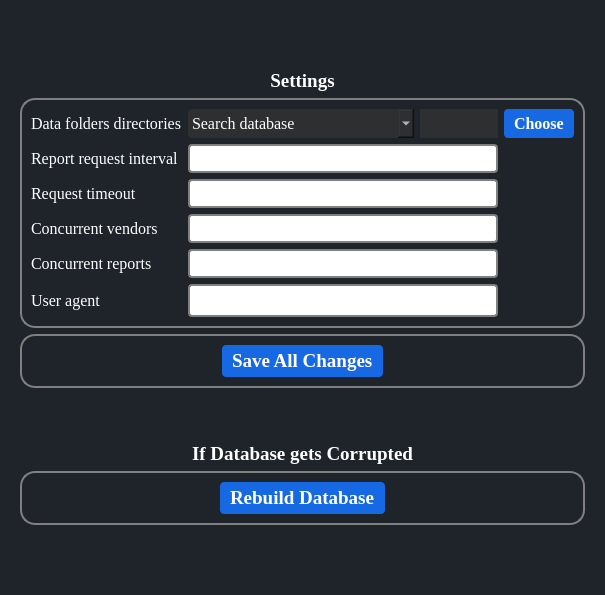
Above: COUNTER-Release-5.1-main/ui/Settingtab.ui from abhishekvatsAV/Shree_Gommat_Tech before the change. Below: the same form after it.
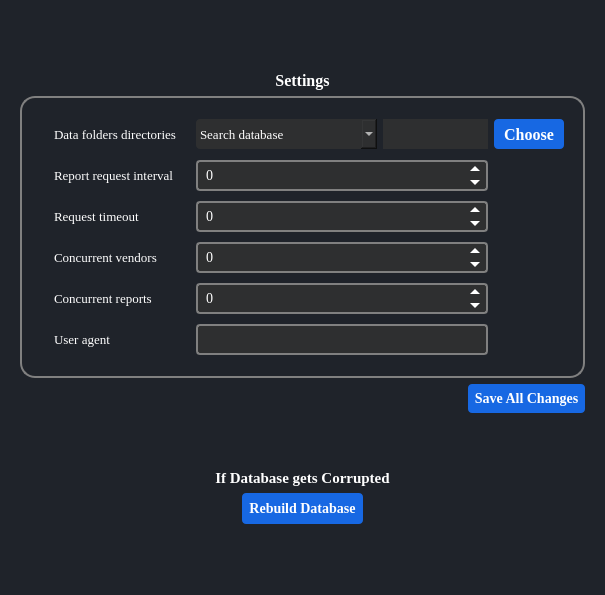
That is the form after the change. Icons and pictures are not drawn.

Diff of the .ui file:
```diff
--- a/COUNTER-Release-5.1-main/ui/Settingtab.ui
+++ b/COUNTER-Release-5.1-main/ui/Settingtab.ui
@@ -49,113 +49,53 @@
    <item row="0" column="0">
     <widget class="QWidget" name="centralwidget" native="true">
      <layout class="QGridLayout" name="gridLayout_7">
-      <item row="5" column="0">
+      <item row="1" column="0">
+       <widget class="QLabel" name="label">
+        <property name="font">
+         <font>
+          <family>Georgia</family>
+          <pointsize>-1</pointsize>
+          <bold>true</bold>
+         </font>
+        </property>
+        <property name="styleSheet">
+         <string notr="true">font-size: 16px;</string>
+        </property>
+        <property name="text">
+         <string>&lt;html&gt;&lt;head/&gt;&lt;body&gt;&lt;p align=&quot;center&quot;&gt;Settings&lt;/p&gt;&lt;/body&gt;&lt;/html&gt;</string>
+        </property>
+       </widget>
+      </item>
+      <item row="0" column="0">
+       <spacer name="verticalSpacer_3">
+        <property name="orientation">
+         <enum>Qt::Vertical</enum>
+        </property>
+        <property name="sizeHint" stdset="0">
+         <size>
+          <width>20</width>
+          <height>40</height>
+         </size>
+        </property>
+       </spacer>
+      </item>
+      <item row="6" column="0">
        <widget class="QLabel" name="label_9">
         <property name="font">
          <font>
           <family>Georgia</family>
-          <pointsize>14</pointsize>
+          <pointsize>-1</pointsize>
           <bold>true</bold>
          </font>
         </property>
+        <property name="styleSheet">
+         <string notr="true">font-size: 15px;</string>
+        </property>
         <property name="text">
          <string>&lt;html&gt;&lt;head/&gt;&lt;body&gt;&lt;p align=&quot;center&quot;&gt;If Database gets Corrupted&lt;/p&gt;&lt;/body&gt;&lt;/html&gt;</string>
         </property>
        </widget>
       </item>
-      <item row="3" column="0" alignment="Qt::AlignTop">
-       <widget class="QFrame" name="frame_3">
-        <property name="styleSheet">
-         <string notr="true">QFrame{
-    border: 2px solid #000000;
-border-color:grey;
-border-radius:15px;
-}</string>
-        </property>
-        <property name="frameShape">
-         <enum>QFrame::StyledPanel</enum>
-        </property>
-        <property name="frameShadow">
-         <enum>QFrame::Raised</enum>
-        </property>
-        <layout class="QHBoxLayout" name="horizontalLayout">
-         <item>
-          <spacer name="horizontalSpacer">
-           <property name="orientation">
-            <enum>Qt::Horizontal</enum>
-           </property>
-           <property name="sizeHint" stdset="0">
-            <size>
-             <width>40</width>
-             <height>20</height>
-            </size>
-           </property>
-          </spacer>
-         </item>
-         <item>
-          <layout class="QGridLayout" name="gridLayout_6">
-           <item row="0" column="0" alignment="Qt::AlignHCenter|Qt::AlignVCenter">
-            <widget class="QPushButton" name="save_button">
-             <property name="font">
-              <font>
-               <family>Georgia</family>
-               <pointsize>14</pointsize>
-               <italic>false</italic>
-               <bold>true</bold>
-              </font>
-             </property>
-             <property name="toolTip">
-              <string>Save all default and custom changes</string>
-             </property>
-             <property name="styleSheet">
-              <string notr="true">QPushButton {
-    background-color: #1768E3; 
-    color: #FFFFFF;
-	font: bold;
-   border-radius: 4px;
-text: center;
-}
-
-QPushButton:hover{
- background-color: #2095E6;
-cursor: pointer;
-}
-
-</string>
-             </property>
-             <property name="text">
-              <string>Save All Changes</string>
-             </property>
-             <property name="icon">
-              <iconset>
-               <normaloff>../Final Project/COUNTER-Release-5.1/ui/resources/Icons/diskette.png</normaloff>../Final Project/COUNTER-Release-5.1/ui/resources/Icons/diskette.png</iconset>
-             </property>
-             <property name="iconSize">
-              <size>
-               <width>25</width>
-               <height>25</height>
-              </size>
-             </property>
-            </widget>
-           </item>
-          </layout>
-         </item>
-         <item>
-          <spacer name="horizontalSpacer_2">
-           <property name="orientation">
-            <enum>Qt::Horizontal</enum>
-           </property>
-           <property name="sizeHint" stdset="0">
-            <size>
-             <width>40</width>
-             <height>20</height>
-            </size>
-           </property>
-          </spacer>
-         </item>
-        </layout>
-       </widget>
-      </item>
       <item row="2" column="0">
        <widget class="QFrame" name="frame_2">
         <property name="styleSheet">
@@ -163,6 +103,7 @@
     border: 2px solid #000000;
 border-color:grey;
 border-radius:15px;
+padding: 10px;
 }</string>
         </property>
         <property name="frameShape">
@@ -179,14 +120,15 @@
              <property name="font">
               <font>
                <family>Georgia</family>
-               <pointsize>12</pointsize>
+               <pointsize>-1</pointsize>
               </font>
              </property>
              <property name="toolTip">
               <string>The maximum number of reports to work on at the same time. If set too high, the UI might freeze while fetching reports but the fetching process will continue.</string>
              </property>
              <property name="styleSheet">
-              <string notr="true">Border:none;</string>
+              <string notr="true">Border:none;
+font-size: 13px;</string>
              </property>
              <property name="text">
               <string>Concurrent reports</string>
@@ -198,14 +140,15 @@
              <property name="font">
               <font>
                <family>Georgia</family>
-               <pointsize>12</pointsize>
+               <pointsize>-1</pointsize>
               </font>
              </property>
              <property name="toolTip">
               <string>The number of seconds the program will allow a vendor to respond to each report request before cancelling it.</string>
              </property>
              <property name="styleSheet">
-              <string notr="true">Border:none;</string>
+              <string notr="true">Border:none;
+font-size: 13px;</string>
              </property>
              <property name="text">
               <string>Request timeout</string>
@@ -217,14 +160,15 @@
              <property name="font">
               <font>
                <family>Georgia</family>
-               <pointsize>12</pointsize>
+               <pointsize>-1</pointsize>
               </font>
              </property>
              <property name="toolTip">
               <string>The number of seconds the program will wait between sending each report request to a given vendor.</string>
              </property>
              <property name="styleSheet">
-              <string notr="true">Border:none;</string>
+              <string notr="true">Border:none;
+font-size: 13px;</string>
              </property>
              <property name="text">
               <string>Report request interval</string>
@@ -236,14 +180,15 @@
              <property name="font">
               <font>
                <family>Georgia</family>
-               <pointsize>12</pointsize>
+               <pointsize>-1</pointsize>
               </font>
              </property>
              <property name="toolTip">
               <string>Can change if you find the load on your desktop is too high</string>
              </property>
              <property name="styleSheet">
-              <string notr="true">Border:none;</string>
+              <string notr="true">Border:none;
+font-size: 13px;</string>
              </property>
              <property name="text">
               <string>Concurrent vendors</string>
@@ -255,14 +200,15 @@
              <property name="font">
               <font>
                <family>Georgia</family>
-               <pointsize>12</pointsize>
+               <pointsize>-1</pointsize>
               </font>
              </property>
              <property name="toolTip">
               <string>How program identifies itself to the SUSHI servers. Some vendors will reject some particular user agents. Only change this if there is a known problem as it will affect all requests to all vendors. </string>
              </property>
              <property name="styleSheet">
-              <string notr="true">Border:none;</string>
+              <string notr="true">Border:none;
+font-size: 13px;</string>
              </property>
              <property name="text">
               <string>User agent</string>
@@ -274,14 +220,15 @@
              <property name="font">
               <font>
                <family>Georgia</family>
-               <pointsize>12</pointsize>
+               <pointsize>-1</pointsize>
               </font>
              </property>
              <property name="toolTip">
               <string>We can set where to save search database, vendor data file and yearly reports here</string>
              </property>
              <property name="styleSheet">
-              <string notr="true">Border:none;</string>
+              <string notr="true">Border:none;
+font-size: 13px;</string>
              </property>
              <property name="text">
               <string>Data folders directories</string>
@@ -290,18 +237,27 @@
            </item>
            <item row="4" column="1" colspan="3">
             <widget class="QSpinBox" name="concurrent_reports_spin_box">
+             <property name="minimumSize">
+              <size>
+               <width>0</width>
+               <height>30</height>
+              </size>
+             </property>
              <property name="font">
               <font>
                <family>Georgia</family>
-               <pointsize>12</pointsize>
+               <pointsize>-1</pointsize>
               </font>
              </property>
              <property name="styleSheet">
               <string notr="true">QSpinBox {
+background-color: #2E2F30;
     border: 2px solid #808080;
     border-radius: 4px;
     padding-left: 5px;
-padding: 2px;
+	padding: 4px;
+font-size: 14px;
+padding-left: 6px;
 }
 
 QSpinBox::up-button, QSpinBox::down-button {
@@ -340,18 +296,27 @@
            </item>
            <item row="3" column="1" colspan="3">
             <widget class="QSpinBox" name="concurrent_vendors_spin_box">
+             <property name="minimumSize">
+              <size>
+               <width>0</width>
+               <height>30</height>
+              </size>
+             </property>
              <property name="font">
               <font>
                <family>Georgia</family>
-               <pointsize>12</pointsize>
+               <pointsize>-1</pointsize>
               </font>
              </property>
              <property name="styleSheet">
               <string notr="true">QSpinBox {
+background-color: #2E2F30;
     border: 2px solid #808080;
     border-radius: 4px;
     padding-left: 5px;
-padding: 2px;
+	padding: 4px;
+font-size: 14px;
+padding-left: 6px;
 }
 
 QSpinBox::up-button, QSpinBox::down-button {
@@ -390,18 +355,27 @@
            </item>
            <item row="2" column="1" colspan="3">
             <widget class="QSpinBox" name="request_timeout_spin_box">
+             <property name="minimumSize">
+              <size>
+               <width>0</width>
+               <height>30</height>
+              </size>
+             </property>
              <property name="font">
               <font>
                <family>Georgia</family>
-               <pointsize>12</pointsize>
+               <pointsize>-1</pointsize>
               </font>
              </property>
              <property name="styleSheet">
               <string notr="true">QSpinBox {
+background-color: #2E2F30;
     border: 2px solid #808080;
     border-radius: 4px;
     padding-left: 5px;
-padding: 2px;
+	padding: 4px;
+font-size: 14px;
+padding-left: 6px;
 }
 
 QSpinBox::up-button, QSpinBox::down-button {
@@ -440,36 +414,54 @@
            </item>
            <item row="5" column="1" colspan="3">
             <widget class="QLineEdit" name="user_agent_edit">
+             <property name="minimumSize">
+              <size>
+               <width>0</width>
+               <height>30</height>
+              </size>
+             </property>
              <property name="font">
               <font>
                <family>Georgia</family>
-               <pointsize>12</pointsize>
+               <pointsize>-1</pointsize>
               </font>
              </property>
              <property name="styleSheet">
               <string notr="true">QLineEdit {
+background-color: #2E2F30;
     border: 2px solid #808080;
     border-radius: 4px;
     padding-left: 5px;
 	padding: 4px;
+font-size: 14px;
+padding-left: 6px;
 }</string>
              </property>
             </widget>
            </item>
            <item row="1" column="1" colspan="3">
             <widget class="QSpinBox" name="request_interval_spin_box">
+             <property name="minimumSize">
+              <size>
+               <width>0</width>
+               <height>30</height>
+              </size>
+             </property>
              <property name="font">
               <font>
                <family>Georgia</family>
-               <pointsize>12</pointsize>
+               <pointsize>-1</pointsize>
               </font>
              </property>
              <property name="styleSheet">
               <string notr="true">QSpinBox {
+background-color: #2E2F30;
     border: 2px solid #808080;
     border-radius: 4px;
     padding-left: 5px;
-	padding: 2px;
+	padding: 4px;
+font-size: 14px;
+padding-left: 6px;
 }
 
 QSpinBox::up-button, QSpinBox::down-button {
@@ -508,10 +500,16 @@
            </item>
            <item row="0" column="3">
             <widget class="QLineEdit" name="directory_edit">
+             <property name="minimumSize">
+              <size>
+               <width>0</width>
+               <height>30</height>
+              </size>
+             </property>
              <property name="font">
               <font>
                <family>Georgia</family>
-               <pointsize>12</pointsize>
+               <pointsize>-1</pointsize>
               </font>
              </property>
              <property name="styleSheet">
@@ -519,6 +517,8 @@
     color: white; 
 	background-color: #2E2F30;
 	padding: 4px;
+font-size: 13px;
+padding-left: 6px;
 }
 </string>
              </property>
@@ -526,6 +526,12 @@
            </item>
            <item row="0" column="4" alignment="Qt::AlignHCenter|Qt::AlignVCenter">
             <widget class="QPushButton" name="select_directory_button">
+             <property name="minimumSize">
+              <size>
+               <width>0</width>
+               <height>30</height>
+              </size>
+             </property>
              <property name="font">
               <font>
                <family>Georgia</family>
@@ -540,7 +546,7 @@
     color: #FFFFFF;
 	font: bold;
    border-radius: 4px;
-text: center;
+text-align: center;
 }
 
 QPushButton:hover{
@@ -563,10 +569,16 @@
              <property name="enabled">
               <bool>true</bool>
              </property>
+             <property name="minimumSize">
+              <size>
+               <width>0</width>
+               <height>30</height>
+              </size>
+             </property>
              <property name="font">
               <font>
                <family>Georgia</family>
-               <pointsize>12</pointsize>
+               <pointsize>-1</pointsize>
               </font>
              </property>
              <property name="styleSheet">
@@ -576,6 +588,7 @@
 	background-color: #2E2F30;
 border-radius: 4px;
 padding: 4px;
+font-size: 13px;
 }
 
 QComboBox QAbstractItemView {
@@ -622,21 +635,7 @@
         </layout>
        </widget>
       </item>
-      <item row="1" column="0">
-       <widget class="QLabel" name="label">
-        <property name="font">
-         <font>
-          <family>Georgia</family>
-          <pointsize>14</pointsize>
-          <bold>true</bold>
-         </font>
-        </property>
-        <property name="text">
-         <string>&lt;html&gt;&lt;head/&gt;&lt;body&gt;&lt;p align=&quot;center&quot;&gt;Settings&lt;/p&gt;&lt;/body&gt;&lt;/html&gt;</string>
-        </property>
-       </widget>
-      </item>
-      <item row="9" column="0">
+      <item row="10" column="0">
        <spacer name="verticalSpacer">
         <property name="orientation">
          <enum>Qt::Vertical</enum>
@@ -649,100 +648,7 @@
         </property>
        </spacer>
       </item>
-      <item row="8" column="0">
-       <widget class="QFrame" name="frame">
-        <property name="styleSheet">
-         <string notr="true">QFrame{
-    border: 2px solid #000000;
-border-color:grey;
-border-radius:15px;
-}</string>
-        </property>
-        <property name="frameShape">
-         <enum>QFrame::StyledPanel</enum>
-        </property>
-        <property name="frameShadow">
-         <enum>QFrame::Raised</enum>
-        </property>
-        <layout class="QGridLayout" name="gridLayout_2">
-         <item row="0" column="0">
-          <layout class="QGridLayout" name="gridLayout_3">
-           <item row="0" column="0">
-            <spacer name="horizontalSpacer_3">
-             <property name="orientation">
-              <enum>Qt::Horizontal</enum>
-             </property>
-             <property name="sizeHint" stdset="0">
-              <size>
-               <width>40</width>
-               <height>20</height>
-              </size>
-             </property>
-            </spacer>
-           </item>
-           <item row="0" column="1" alignment="Qt::AlignHCenter|Qt::AlignVCenter">
-            <widget class="QPushButton" name="settings_rebuild_database_button">
-             <property name="font">
-              <font>
-               <family>Georgia</family>
-               <pointsize>14</pointsize>
-               <italic>false</italic>
-               <bold>true</bold>
-              </font>
-             </property>
-             <property name="toolTip">
-              <string>Recreate or regenerate the database that stores information related to the usage statisitics. when you want to do data consistency, data integrity, update and changes.</string>
-             </property>
-             <property name="styleSheet">
-              <string notr="true">QPushButton {
-    background-color: #1768E3; 
-    color: #FFFFFF;
-	font: bold;
-   border-radius: 4px;
-text: center;
-}
-
-QPushButton:hover{
- background-color: #2095E6;
-cursor: pointer;
-}
-
-</string>
-             </property>
-             <property name="text">
-              <string>Rebuild Database</string>
-             </property>
-             <property name="icon">
-              <iconset>
-               <normaloff>../Final Project/COUNTER-Release-5.1/ui/resources/Icons/database.png</normaloff>../Final Project/COUNTER-Release-5.1/ui/resources/Icons/database.png</iconset>
-             </property>
-             <property name="iconSize">
-              <size>
-               <width>25</width>
-               <height>25</height>
-              </size>
-             </property>
-            </widget>
-           </item>
-           <item row="0" column="2">
-            <spacer name="horizontalSpacer_4">
-             <property name="orientation">
-              <enum>Qt::Horizontal</enum>
-             </property>
-             <property name="sizeHint" stdset="0">
-              <size>
-               <width>40</width>
-               <height>20</height>
-              </size>
-             </property>
-            </spacer>
-           </item>
-          </layout>
-         </item>
-        </layout>
-       </widget>
-      </item>
-      <item row="4" column="0">
+      <item row="5" column="0">
        <spacer name="verticalSpacer_2">
         <property name="orientation">
          <enum>Qt::Vertical</enum>
@@ -755,18 +661,97 @@
         </property>
        </spacer>
       </item>
-      <item row="0" column="0">
-       <spacer name="verticalSpacer_3">
-        <property name="orientation">
-         <enum>Qt::Vertical</enum>
+      <item row="4" column="0" alignment="Qt::AlignRight">
+       <widget class="QPushButton" name="save_button">
+        <property name="font">
+         <font>
+          <family>Georgia</family>
+          <pointsize>-1</pointsize>
+          <italic>false</italic>
+          <bold>true</bold>
+         </font>
         </property>
-        <property name="sizeHint" stdset="0">
+        <property name="toolTip">
+         <string>Save all default and custom changes</string>
+        </property>
+        <property name="styleSheet">
+         <string notr="true">QPushButton {
+    background-color: #1768E3; 
+    color: #FFFFFF;
+	font: bold;
+   border-radius: 4px;
+text-align: center;
+	padding: 6px;
+font-size: 14px;
+}
+
+QPushButton:hover{
+ background-color: #2095E6;
+cursor: pointer;
+}
+
+</string>
+        </property>
+        <property name="text">
+         <string>Save All Changes</string>
+        </property>
+        <property name="icon">
+         <iconset>
+          <normaloff>../Final Project/COUNTER-Release-5.1/ui/resources/Icons/diskette.png</normaloff>../Final Project/COUNTER-Release-5.1/ui/resources/Icons/diskette.png</iconset>
+        </property>
+        <property name="iconSize">
          <size>
-          <width>20</width>
-          <height>40</height>
+          <width>25</width>
+          <height>25</height>
          </size>
         </property>
-       </spacer>
+       </widget>
+      </item>
+      <item row="9" column="0" alignment="Qt::AlignHCenter">
+       <widget class="QPushButton" name="settings_rebuild_database_button">
+        <property name="font">
+         <font>
+          <family>Georgia</family>
+          <pointsize>-1</pointsize>
+          <italic>false</italic>
+          <bold>true</bold>
+         </font>
+        </property>
+        <property name="toolTip">
+         <string>Recreate or regenerate the database that stores information related to the usage statisitics. when you want to do data consistency, data integrity, update and changes.</string>
+        </property>
+        <property name="styleSheet">
+         <string notr="true">QPushButton {
+    background-color: #1768E3; 
+    color: #FFFFFF;
+	font: bold;
+   border-radius: 4px;
+text-align: center;
+padding: 7px;
+font-size: 14px;
+}
+
+QPushButton:hover{
+ background-color: #2095E6;
+cursor: pointer;
+}
+
+</string>
+        </property>
+        <property name="text">
+         <string>Rebuild Database</string>
+        </property>
+        <property name="icon">
+         <iconset>
+          <normaloff>../Final Project/COUNTER-Release-5.1/ui/resources/Icons/database.png</normaloff>../Final Project/COUNTER-Release-5.1/ui/resources/Icons/database.png</iconset>
+        </property>
+        <property name="iconSize">
+         <size>
+          <width>25</width>
+          <height>25</height>
+         </size>
+        </property>
+       </widget>
       </item>
      </layout>
     </widget>
```
Left out of the diff: 12 changed lines with no effect on the pictures.
